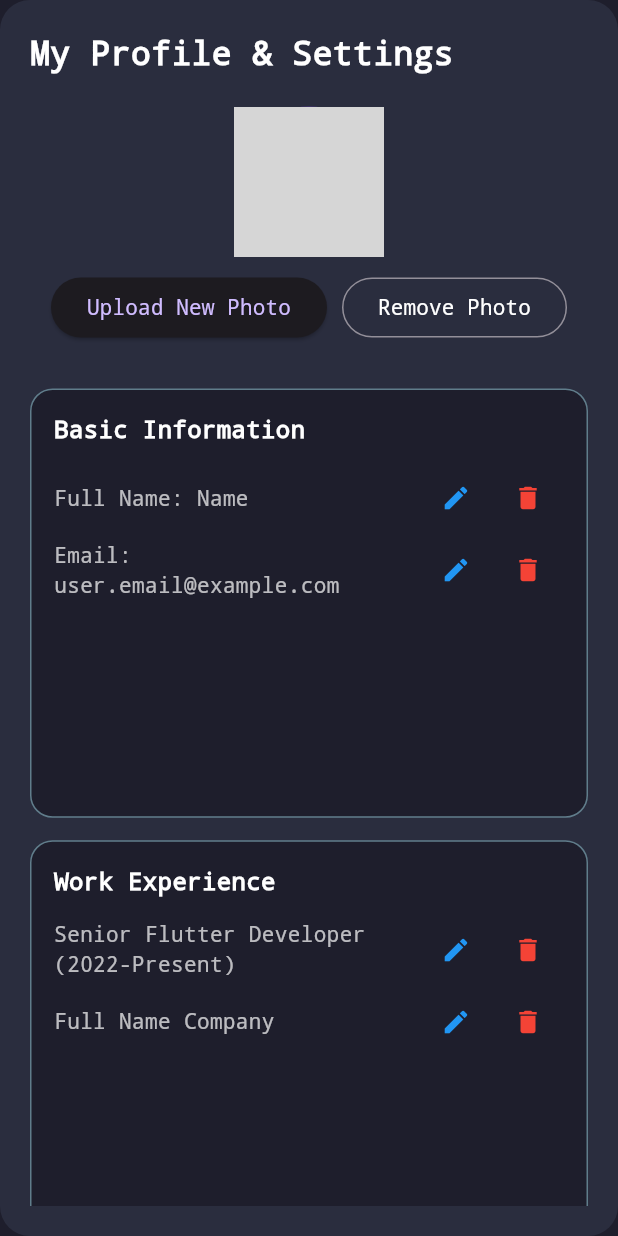
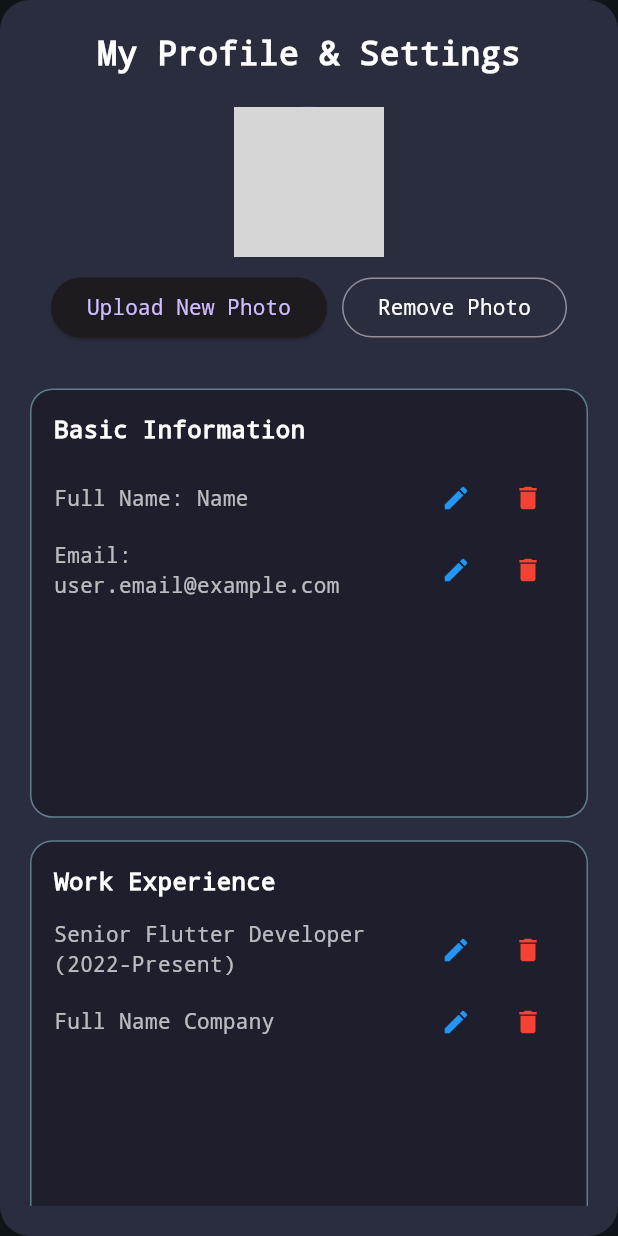
Before and after one commit to alexebe123/my_profile, a Flutter app: the ProfileSettings screen opened directly, on a phone screen of 412 x 824 dp. Run offline on Flutter 3.47's test engine with Material 3 defaults, Android fonts, the light colour scheme and no system bars; our stand-ins replace cloud_firestore, file_picker, firebase_auth, firebase_core, fl_chart, font_awesome_flutter and 2 more; accounts and stored records are empty; network calls fail; grey boxes are pictures that could not be loaded.

Commit message:
test gitgnore

```diff
--- a/lib/screen/dashbord/profile_settings_screen.dart
+++ b/lib/screen/dashbord/profile_settings_screen.dart
@@ -6,7 +6,6 @@ class ProfileSettings extends StatelessWidget {
   @override
   Widget build(BuildContext context) {
     return Scaffold(
-      backgroundColor: const Color(0xFF1E1E2C),
       body: Center(
         child: Container(
           constraints: const BoxConstraints(maxWidth: 1100),
@@ -17,7 +16,7 @@ class ProfileSettings extends StatelessWidget {
           ),
           child: SingleChildScrollView(
             child: Column(
-              crossAxisAlignment: CrossAxisAlignment.start,
+              crossAxisAlignment: CrossAxisAlignment.center,
               children: [
                 const Text(
                   "My Profile & Settings",
```
Also changed, not shown: 1 other file.
